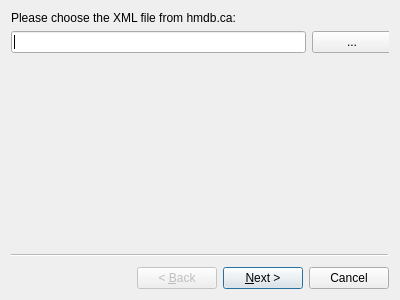
First picture: the form in src/dialogimport.ui, repository zwpwjwtz/HMDB-qt, before the edit.
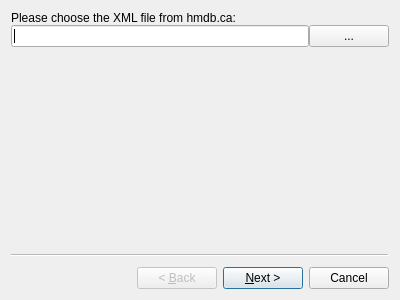
Second picture: the form after the edit.

Diff of the .ui file:
```diff
--- a/src/dialogimport.ui
+++ b/src/dialogimport.ui
@@ -14,15 +14,23 @@
    <string>Wizard</string>
   </property>
   <widget class="QWizardPage" name="wizardPage1">
-   <widget class="QWidget" name="verticalLayoutWidget">
-    <property name="geometry">
-     <rect>
-      <x>0</x>
-      <y>0</y>
-      <width>381</width>
-      <height>221</height>
-     </rect>
+   <layout class="QVBoxLayout" name="verticalLayout">
+    <property name="spacing">
+     <number>0</number>
     </property>
+    <property name="leftMargin">
+     <number>0</number>
+    </property>
+    <property name="topMargin">
+     <number>0</number>
+    </property>
+    <property name="rightMargin">
+     <number>0</number>
+    </property>
+    <property name="bottomMargin">
+     <number>0</number>
+    </property>
+    <item>
     <layout class="QVBoxLayout" name="verticalLayout_3">
      <item>
       <widget class="QLabel" name="labelChooseFile">
@@ -59,7 +67,8 @@
       </spacer>
      </item>
     </layout>
-   </widget>
+    </item>
+   </layout>
   </widget>
   <widget class="QWizardPage" name="wizardPage2">
    <widget class="QWidget" name="verticalLayoutWidget_2">
```
Left out of the diff: 78 changed lines with no effect on the pictures. Lines whose indentation alone changed are shown as unchanged.
